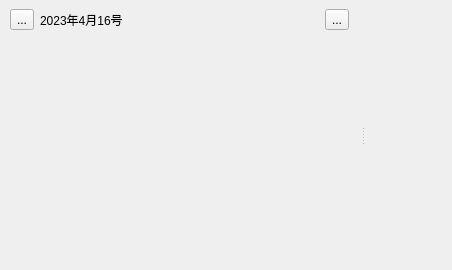
Old version of the form App/widgets/checkinwidget.ui in the repository kevinWu7/LifeNote.
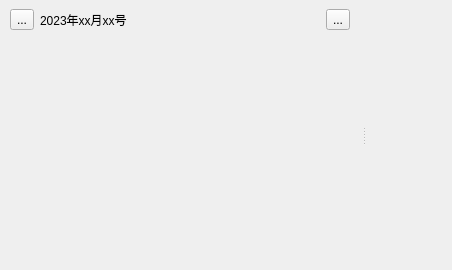
New version of the form. Custom widgets are drawn as their Qt base class.

```diff
--- a/App/widgets/checkinwidget.ui
+++ b/App/widgets/checkinwidget.ui
@@ -99,7 +99,7 @@
                <item>
                 <widget class="QLabel" name="dateTimeLabel">
                  <property name="text">
-                  <string>2023年4月16号</string>
+                  <string>2023年xx月xx号</string>
                  </property>
                 </widget>
                </item>
```
